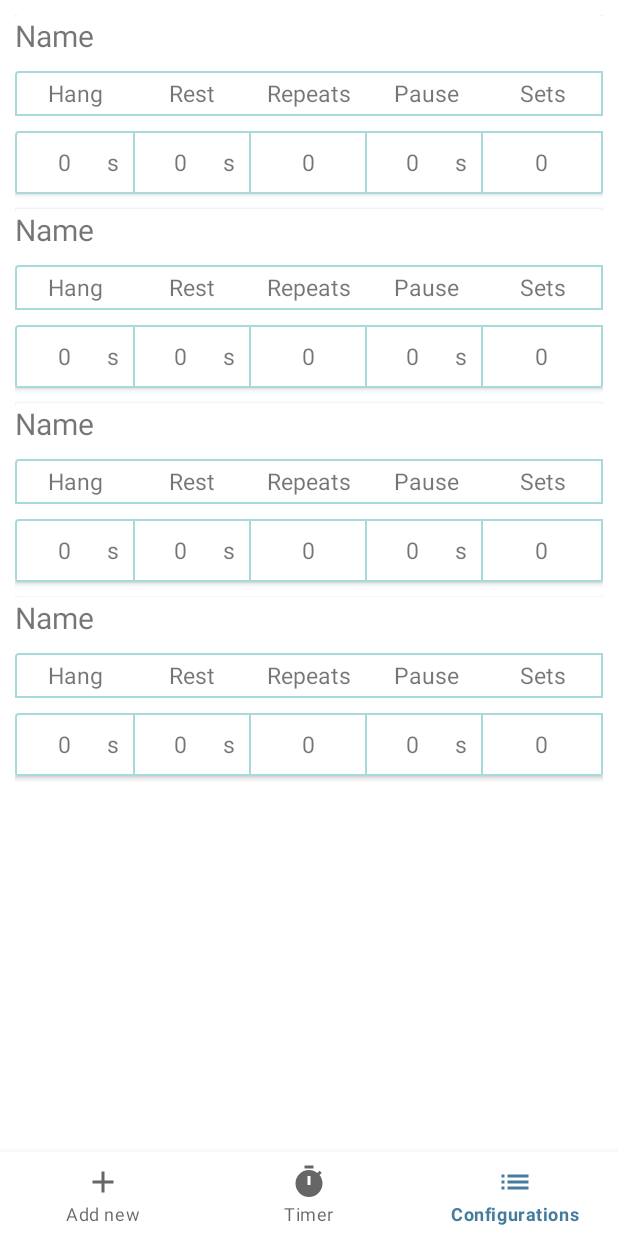
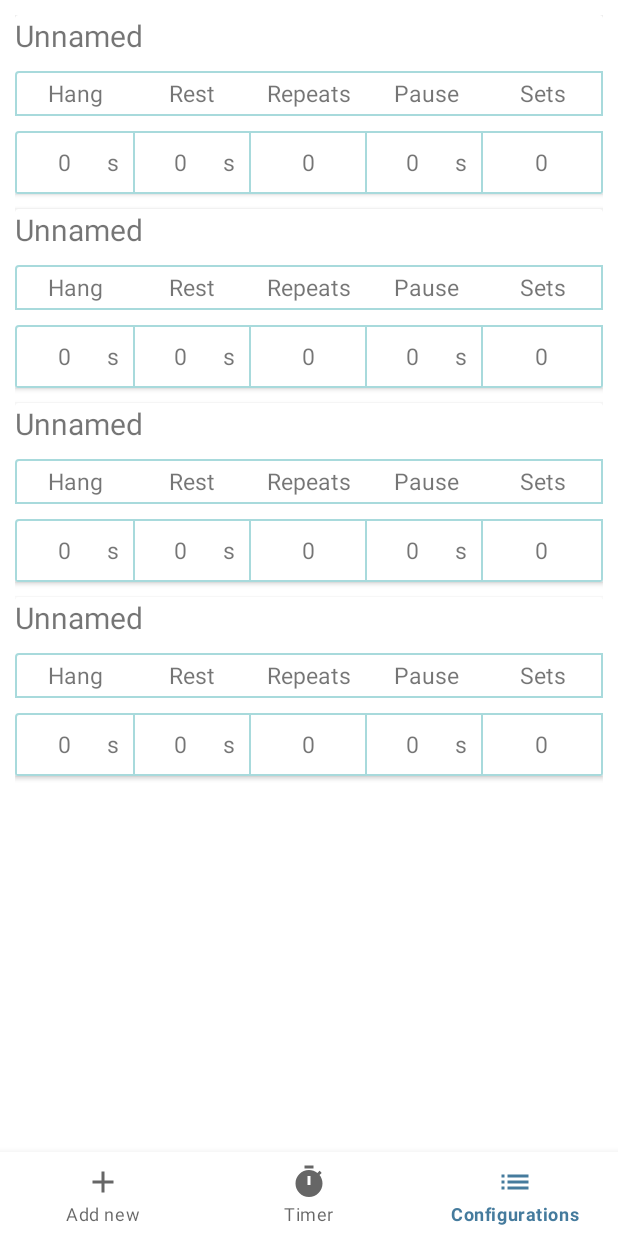
Before and after one commit to bertonoon/ClimbingTraining, an Android app: the SavedConfigurationsFragment screen opened through its navigation route, on a phone screen of 412 x 824 dp. Run offline under Robolectric (Android 15) with nearby library versions, the phone set to English and light mode, and no system bars; our stand-ins replace Room's generated code, navigation-ui.

Commit message:
Delete and set config from saved

```diff
--- a/app/src/main/java/com/example/climbingtraining/adapter/SavedConfigsAdapter.kt
+++ b/app/src/main/java/com/example/climbingtraining/adapter/SavedConfigsAdapter.kt
@@ -1,19 +1,16 @@
 package com.example.climbingtraining.adapter
 
-import android.app.Activity
-import android.content.Context
-import android.content.Intent
-import android.util.Log
 import android.view.LayoutInflater
 import android.view.View
 import android.view.ViewGroup
-import android.widget.Toast
 import androidx.recyclerview.widget.RecyclerView
 import com.example.climbingtraining.databinding.FragmentHangboardBinding
 import com.example.climbingtraining.model.SimpleHangboard
+import com.example.climbingtraining.ui.viewModels.HangboardViewModel
 
 class SavedConfigsAdapter (
-    private val configsList : ArrayList<SimpleHangboard>
+    private val configsList : ArrayList<SimpleHangboard>,
+    private val viewModel: HangboardViewModel
         ) : RecyclerView.Adapter<SavedConfigsAdapter.ViewHolder>(){
 
     inner class ViewHolder (
@@ -21,28 +18,38 @@ class SavedConfigsAdapter (
             ) : RecyclerView.ViewHolder(binding.root) {
                 fun bind(config:SimpleHangboard){
                     binding.apply {
-                        tvHangTime.text = config.hangTime.toString()
-                        tvRestTime.text = config.restTime.toString()
-                        tvPauseTime.text = config.pauseTime.toString()
+                        tvHangTime.text = (config.hangTime/1000).toString()
+                        tvRestTime.text = (config.restTime/1000).toString()
+                        tvPauseTime.text = (config.pauseTime/1000).toString()
                         tvSetsToEnd.text = config.numberOfSets.toString()
                         tvRoundsToEnd.text = config.numberOfRepeats.toString()
-                        tvHangboardName.text = "Name"
-                        cvHangboard.setOnClickListener {onClick(adapterPosition,binding)}
+                        tvHangboardName.text = config.name.ifEmpty { "Unnamed" }
+                        cvHangboard.setOnClickListener {expandView(adapterPosition,binding)}
+                        btnSet.setOnClickListener { setHangboard(adapterPosition)}
+                        btnDelete.setOnClickListener {
+                            deleteHangboard(adapterPosition)
+                            expandView(adapterPosition,binding)
+                            notifyDataSetChanged()
+                        }
                     }
                 }
     }
 
-    private fun onClick(position: Int, binding: FragmentHangboardBinding){
-        //Toast.makeText(context,position.toString(),Toast.LENGTH_SHORT).show()
-        Log.i("wcisniete",position.toString())
+    private fun deleteHangboard(idConfig: Int) {
+        viewModel.deleteHangboard(configsList[idConfig])
+    }
+
+    private fun setHangboard(idConfig: Int) {
+        viewModel.setHangboard(configsList[idConfig])
+    }
+
+    private fun expandView(position: Int, binding: FragmentHangboardBinding){
         if (binding.llButtons.visibility == View.GONE){
-        binding.llButtons.visibility = View.VISIBLE}
+            binding.llButtons.visibility = View.VISIBLE}
         else {
             binding.llButtons.visibility = View.GONE
         }
-
     }
-
 
     override fun onCreateViewHolder(parent: ViewGroup, viewType: Int): ViewHolder {
         val binding = FragmentHangboardBinding.inflate(LayoutInflater.from(parent.context),
--- a/app/src/main/java/com/example/climbingtraining/model/BasicHangboardTimes.kt
+++ b/app/src/main/java/com/example/climbingtraining/model/BasicHangboardTimes.kt
@@ -7,7 +7,8 @@ object BasicHangboardTimes {
         pauseTime = 500L,
         restTime = 500L,
         numberOfRepeats = 2,
-        numberOfSets = 2
+        numberOfSets = 2,
+        name = ""
     )
     fun getBasicTimes() = basicHangboardTimes
 }
--- a/app/src/main/java/com/example/climbingtraining/model/SimpleHangboard.kt
+++ b/app/src/main/java/com/example/climbingtraining/model/SimpleHangboard.kt
@@ -15,5 +15,6 @@ data class SimpleHangboard(
     val pauseTime: Long,
     val numberOfRepeats: Int,
     val restTime: Long,
-    val numberOfSets: Int
+    val numberOfSets: Int,
+    val name: String
 )
--- a/app/src/main/java/com/example/climbingtraining/ui/fragments/AddNewHangboardFragment.kt
+++ b/app/src/main/java/com/example/climbingtraining/ui/fragments/AddNewHangboardFragment.kt
@@ -48,6 +48,7 @@ class AddNewHangboardFragment : Fragment(R.layout.fragment_add_new_hangboard){
 
     private fun getHangboardFromEditTexts() : SimpleHangboard{
         return SimpleHangboard(
+            name = binding.etHangboardName.text.toString(),
             prepareTime = 5000L,
             hangTime = binding.etHangTime.text.toString().toLong() * 1000,
             restTime = binding.etRestTime.text.toString().toLong() * 1000,
--- a/app/src/main/java/com/example/climbingtraining/ui/fragments/SavedConfigurationsFragment.kt
+++ b/app/src/main/java/com/example/climbingtraining/ui/fragments/SavedConfigurationsFragment.kt
@@ -18,8 +18,7 @@ class SavedConfigurationsFragment : Fragment(R.layout.fragment_saved_configurati
 
     private lateinit var binding: FragmentSavedConfigurationsBinding
     private lateinit var viewModel: HangboardViewModel
-    private val adapter = SavedConfigsAdapter(arrayListOf())
-
+    private lateinit var adapter : SavedConfigsAdapter
 
     override fun onCreateView(
         inflater: LayoutInflater,
@@ -33,6 +32,7 @@ class SavedConfigurationsFragment : Fragment(R.layout.fragment_saved_configurati
 
     override fun onViewCreated(view: View, savedInstanceState: Bundle?) {
         viewModel = (activity as HangboardActivity).viewModel
+        adapter = SavedConfigsAdapter(arrayListOf(),viewModel)
         initializeUI()
         initializeObservers()
         viewModel.onSavedConfigsReady()
--- a/app/src/main/res/layout/fragment_hangboard.xml
+++ b/app/src/main/res/layout/fragment_hangboard.xml
@@ -234,6 +234,15 @@
             tools:visibility="visible"
             >
             <androidx.appcompat.widget.AppCompatButton
+                android:id="@+id/btnDelete"
+                android:layout_width="0dp"
+                android:layout_height="40dp"
+                android:layout_weight="1"
+                android:background="@color/palette5"
+                android:text="DELETE"
+                android:layout_margin="10dp"
+                />
+            <androidx.appcompat.widget.AppCompatButton
                 android:id="@+id/btnEdit"
                 android:layout_width="0dp"
                 android:layout_height="40dp"
```
Also changed, not shown: app/src/main/java/com/example/climbingtraining/ui/viewModels/HangboardViewModel.kt (+11 -0 lines), app/src/main/res/layout/fragment_add_new_hangboard.xml (+12 -1 lines).
